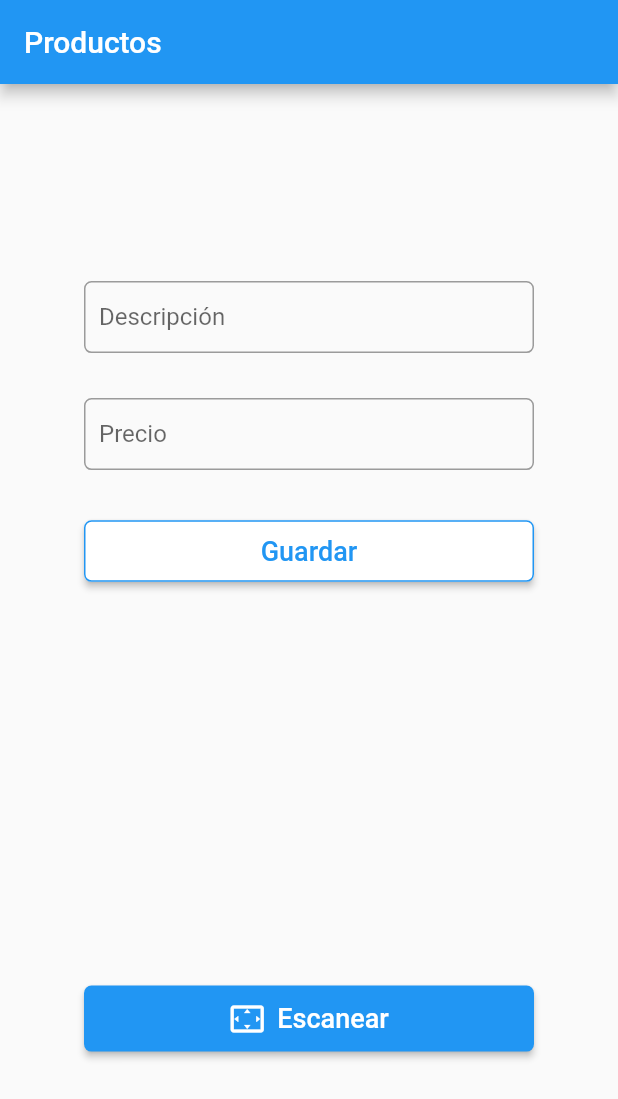
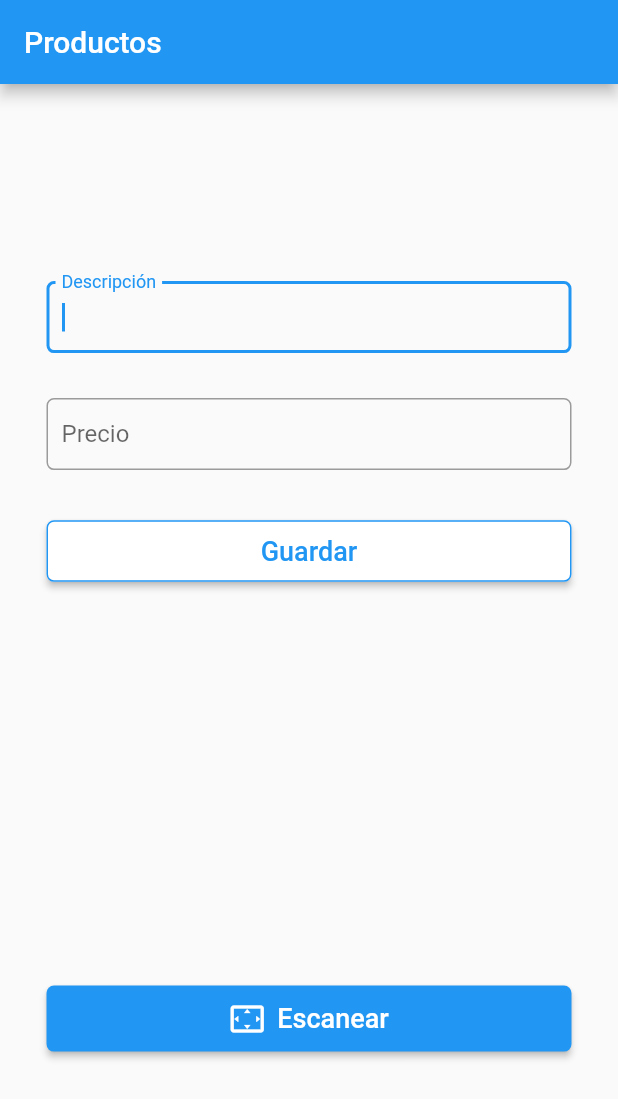
Before and after one commit to lucasavillalba/tpv-almacen-mobile, a Flutter app: the screen it shows after launch, after a tap on "Escanear", on a phone screen of 412 x 824 dp. Shown: the top 1099 px of the screen. Run offline on Flutter 3.47's test engine with Material 2 defaults, Android fonts, the phone set to English and light mode, and no system bars; our stand-ins replace dio; missing offline and left inert: flutter_barcode_scanner.

```diff
--- a/lib/src/pages/home_page.dart
+++ b/lib/src/pages/home_page.dart
@@ -36,6 +36,7 @@ class _HomePageState extends State<HomePage> {
       }
       _barcode = barcode;
       product.barcode = barcode;
+      myFocusNode.requestFocus();
     });
   }
 
@@ -62,7 +63,7 @@ class _HomePageState extends State<HomePage> {
       body: Center(
         child: Container(
           height: MediaQuery.of(context).size.height*0.8,
-          width: 300.0,
+          width: 350.0,
           child: Form(
             key: _formKey,
             child: ListView(
@@ -98,6 +99,8 @@ class _HomePageState extends State<HomePage> {
    return Container(
       margin: EdgeInsets.only(bottom: 30.0),
       child: TextFormField(
+        focusNode: myFocusNode,
+        textInputAction: TextInputAction.next,
         controller: _descriptionController,
         decoration: InputDecoration(
           labelText: "Descripción",
@@ -191,7 +194,6 @@ class _HomePageState extends State<HomePage> {
 
   _productProvider.createProduct(context, product).then((value) {
   if (  value == true ){
-      //TODO: Clear inputs fields
       clearTextInput();
       setState(() {
         product = new ProductModel();
```
